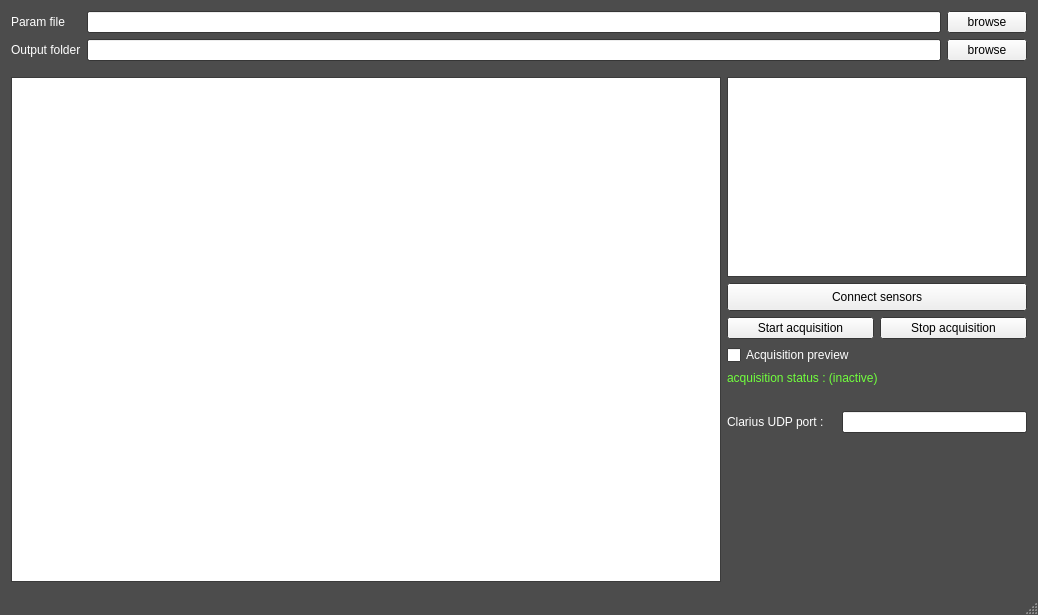
Before: the Qt Designer form SonoAssist/SonoAssist/SonoAssist.ui in LATIS-LABS-ETS/SonoAssist, drawn with Qt 5.
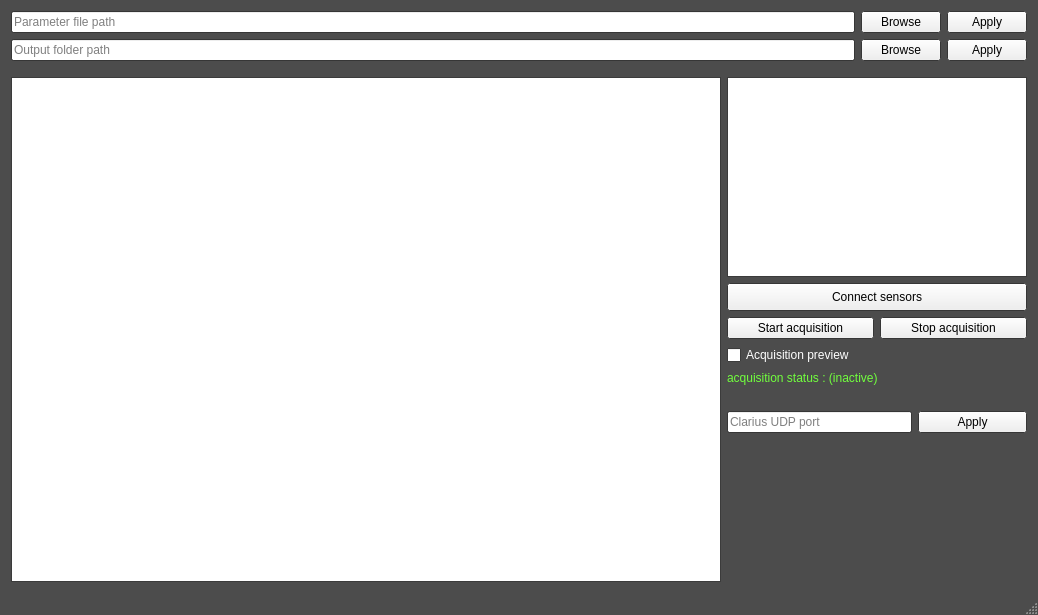
After: the same form once the commit is applied.

Commit message:
UI changes and parameters loading changes
            - made loading parameters (output path, config path, udp port)
              less ambiguous by adding an "apply" button.

            - added loading of a default config file path

Diff of the .ui file:
```diff
--- a/SonoAssist/SonoAssist/SonoAssist.ui
+++ b/SonoAssist/SonoAssist/SonoAssist.ui
@@ -129,40 +129,48 @@
    <layout class="QVBoxLayout" name="verticalLayout">
     <item>
      <layout class="QGridLayout" name="input_fields_layout">
-      <item row="0" column="2">
-       <widget class="QPushButton" name="param_file_browse">
-        <property name="text">
-         <string>browse</string>
-        </property>
-       </widget>
-      </item>
       <item row="0" column="0">
-       <widget class="QLabel" name="param_file_label">
+       <widget class="QLineEdit" name="param_file_input">
+        <property name="placeholderText">
+         <string>Parameter file path</string>
+        </property>
+       </widget>
+      </item>
+      <item row="1" column="1">
+       <widget class="QPushButton" name="output_folder_browse">
         <property name="text">
-         <string>Param file</string>
+         <string>Browse</string>
         </property>
        </widget>
       </item>
       <item row="0" column="1">
-       <widget class="QLineEdit" name="param_file_input"/>
+       <widget class="QPushButton" name="param_file_browse">
+        <property name="text">
+         <string>Browse</string>
+        </property>
+       </widget>
       </item>
       <item row="1" column="0">
-       <widget class="QLabel" name="output_folder_label">
+       <widget class="QLineEdit" name="output_folder_input">
+        <property name="placeholderText">
+         <string>Output folder path</string>
+        </property>
+       </widget>
+      </item>
+      <item row="0" column="2">
+       <widget class="QPushButton" name="param_file_apply">
         <property name="text">
-         <string>Output folder</string>
+         <string>Apply</string>
         </property>
        </widget>
       </item>
       <item row="1" column="2">
-       <widget class="QPushButton" name="output_folder_browse">
+       <widget class="QPushButton" name="output_folder_apply">
         <property name="text">
-         <string>browse</string>
+         <string>Apply</string>
         </property>
        </widget>
       </item>
-      <item row="1" column="1">
-       <widget class="QLineEdit" name="output_folder_input"/>
-      </item>
      </layout>
     </item>
     <item>
@@ -379,19 +387,6 @@
         </item>
         <item>
          <layout class="QHBoxLayout" name="udp_port_layout">
-          <item>
-           <widget class="QLabel" name="udp_port_label">
-            <property name="sizePolicy">
-             <sizepolicy hsizetype="Minimum" vsizetype="Preferred">
-              <horstretch>0</horstretch>
-              <verstretch>0</verstretch>
-             </sizepolicy>
-            </property>
-            <property name="text">
-             <string>Clarius UDP port : </string>
-            </property>
-           </widget>
-          </item>
           <item>
            <widget class="QLineEdit" name="udp_port_input">
             <property name="sizePolicy">
@@ -406,6 +401,16 @@
               <height>0</height>
              </size>
             </property>
+            <property name="placeholderText">
+             <string>Clarius UDP port</string>
+            </property>
+           </widget>
+          </item>
+          <item>
+           <widget class="QPushButton" name="udp_port_button">
+            <property name="text">
+             <string>Apply</string>
+            </property>
            </widget>
           </item>
          </layout>
```
Left out of the diff: 2 changed lines with no effect on the pictures. The commit also changes 6 other files.
